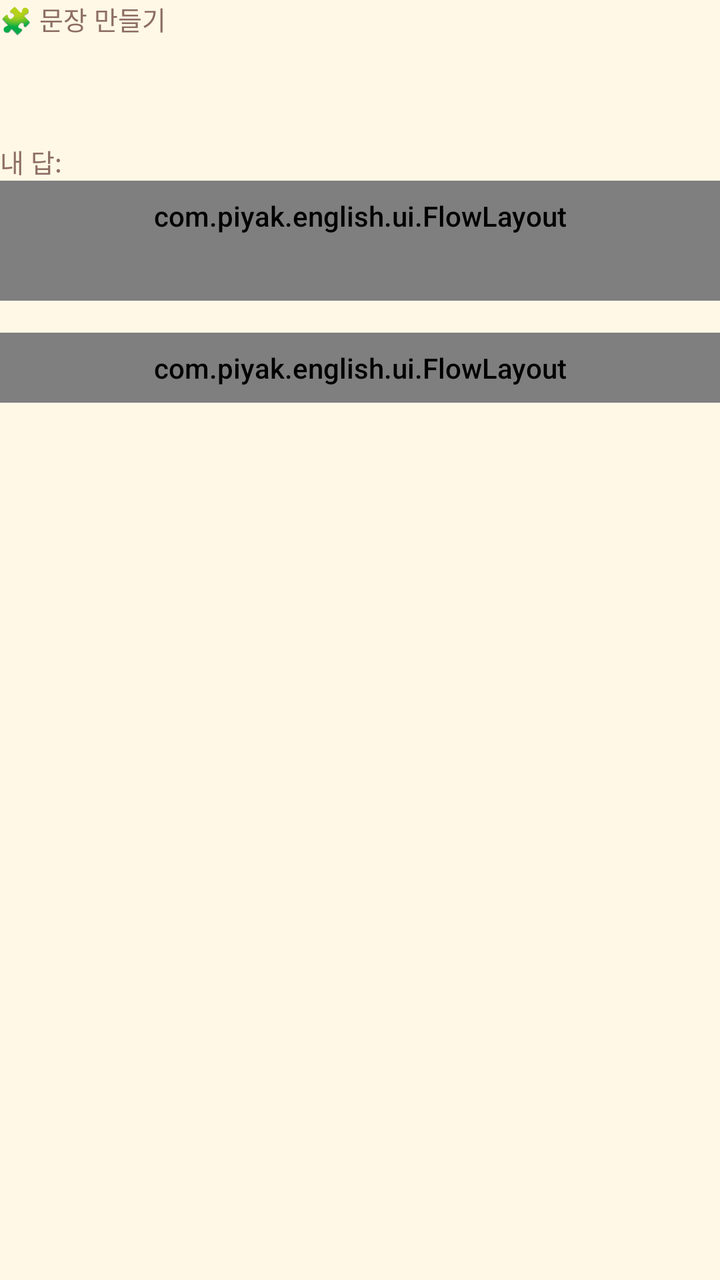
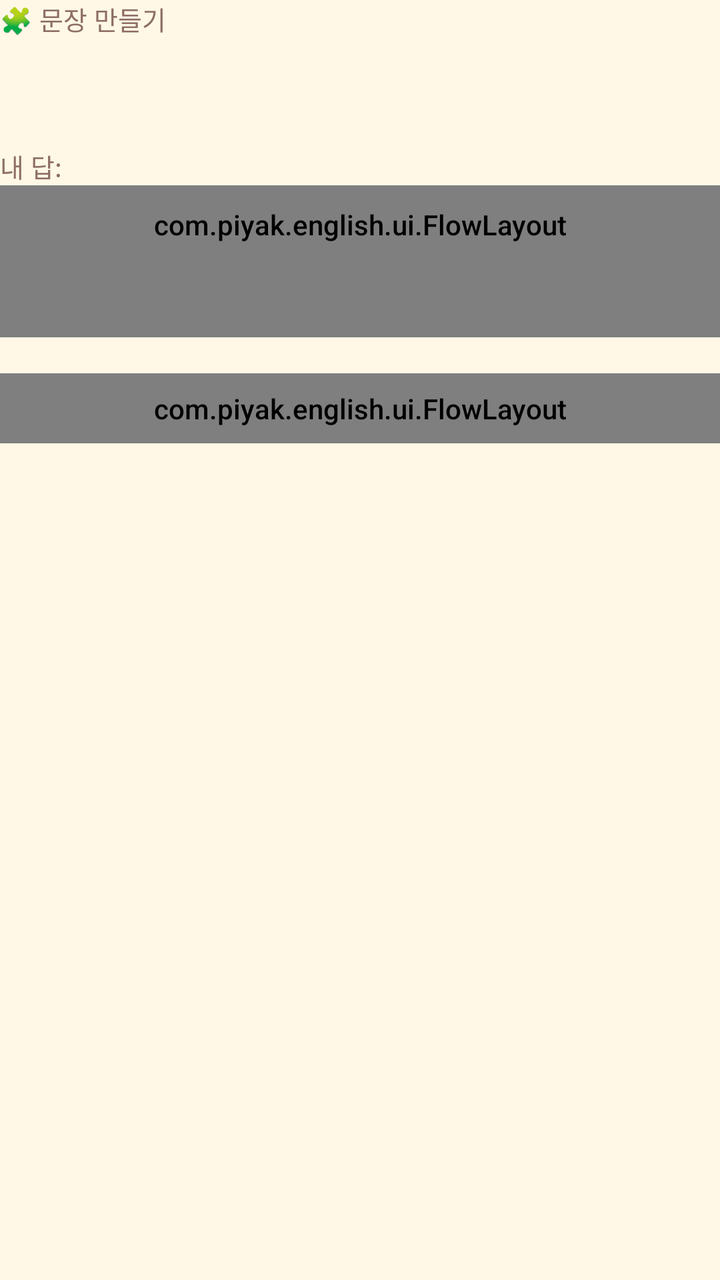

Two renders of the same Android screen: before a commit and after it. Below are the layout's source before the change and the commit's diff.
<!-- AndroidManifest.xml: application theme Theme.Piyak -->
<!-- res/layout/view_q_order.xml -->
<?xml version="1.0" encoding="utf-8"?>
<LinearLayout xmlns:android="http://schemas.android.com/apk/res/android"
    android:layout_width="match_parent" android:layout_height="wrap_content"
    android:orientation="vertical">

    <TextView android:id="@+id/txtKind" android:layout_width="wrap_content" android:layout_height="wrap_content"
        android:textSize="13sp" android:textColor="@color/brown_soft" android:text="🧩 문장 만들기" />

    <TextView android:id="@+id/txtPrompt" android:layout_width="match_parent" android:layout_height="wrap_content"
        android:layout_marginTop="10dp" android:textSize="21sp" android:textStyle="bold"
        android:lineSpacingMultiplier="1.2" />

    <TextView android:layout_width="wrap_content" android:layout_height="wrap_content"
        android:layout_marginTop="14dp" android:text="내 답:" android:textSize="13sp" android:textColor="@color/brown_soft" />

    <com.piyak.english.ui.FlowLayout android:id="@+id/answerFlow"
        android:layout_width="match_parent" android:layout_height="wrap_content"
        android:minHeight="60dp" android:padding="8dp"
        android:background="@drawable/bg_tile_ghost" />

    <com.piyak.english.ui.FlowLayout android:id="@+id/bankFlow"
        android:layout_width="match_parent" android:layout_height="wrap_content"
        android:layout_marginTop="16dp" android:padding="8dp" />
</LinearLayout>
<!-- resources referenced by this layout -->
<resources>
  <color name="brown_soft">#8D6E63</color>
  <!-- drawable bg_tile_ghost (drawable) -->
  <?xml version="1.0" encoding="utf-8"?>
  <shape xmlns:android="http://schemas.android.com/apk/res/android" android:shape="rectangle">
      <solid android:color="@color/cream_dark"/>
      <corners android:radius="14dp"/>
  </shape>
  <style name="Theme.Piyak" parent="Theme.Material3.Light.NoActionBar">
          <item name="colorPrimary">@color/chick_yellow</item>
          <item name="colorOnPrimary">@color/brown_text</item>
          <item name="colorPrimaryContainer">@color/cream_dark</item>
          <item name="colorOnPrimaryContainer">@color/brown_text</item>
          <item name="colorSecondary">@color/coral</item>
          <item name="colorOnSecondary">@color/white</item>
          <item name="android:windowBackground">@color/cream</item>
          <item name="android:statusBarColor">@color/cream</item>
          <item name="android:windowLightStatusBar">true</item>
          <item name="android:navigationBarColor">@color/cream</item>
          <item name="android:textColor">@color/brown_text</item>
          <item name="android:fontFamily">sans-serif-medium</item>
      </style>
  <color name="cream_dark">#FFF0CC</color>
  <color name="chick_yellow">#FFD54F</color>
  <color name="brown_text">#4E342E</color>
  <color name="coral">#FF8A80</color>
  <color name="white">#FFFFFF</color>
  <color name="cream">#FFF8E7</color>
</resources>

<!-- the commit's change to res/layout/view_q_order.xml (unified diff, before → after) -->
@@ -7,7 +7,7 @@
         android:textSize="13sp" android:textColor="@color/brown_soft" android:text="🧩 문장 만들기" />
 
     <TextView android:id="@+id/txtPrompt" android:layout_width="match_parent" android:layout_height="wrap_content"
-        android:layout_marginTop="10dp" android:textSize="21sp" android:textStyle="bold"
+        android:layout_marginTop="10dp" android:textSize="23sp" android:textStyle="bold"
         android:lineSpacingMultiplier="1.2" />
 
     <TextView android:layout_width="wrap_content" android:layout_height="wrap_content"
@@ -15,10 +15,10 @@
 
     <com.piyak.english.ui.FlowLayout android:id="@+id/answerFlow"
         android:layout_width="match_parent" android:layout_height="wrap_content"
-        android:minHeight="60dp" android:padding="8dp"
+        android:minHeight="76dp" android:padding="10dp"
         android:background="@drawable/bg_tile_ghost" />
 
     <com.piyak.english.ui.FlowLayout android:id="@+id/bankFlow"
         android:layout_width="match_parent" android:layout_height="wrap_content"
-        android:layout_marginTop="16dp" android:padding="8dp" />
+        android:layout_marginTop="18dp" android:padding="8dp" />
 </LinearLayout>
